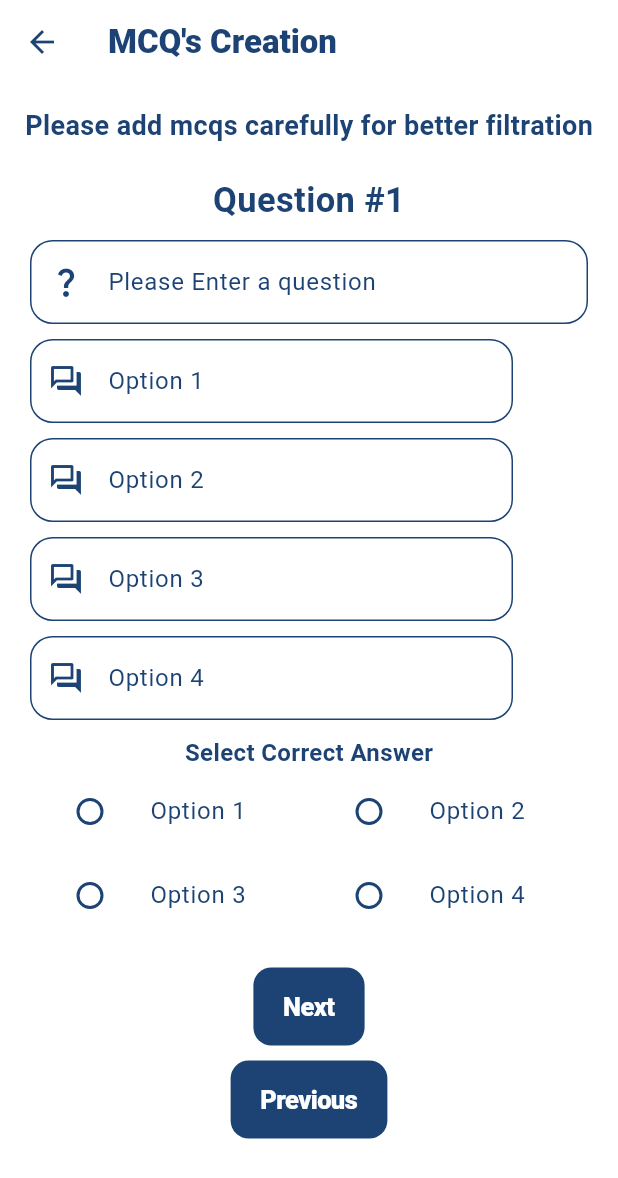
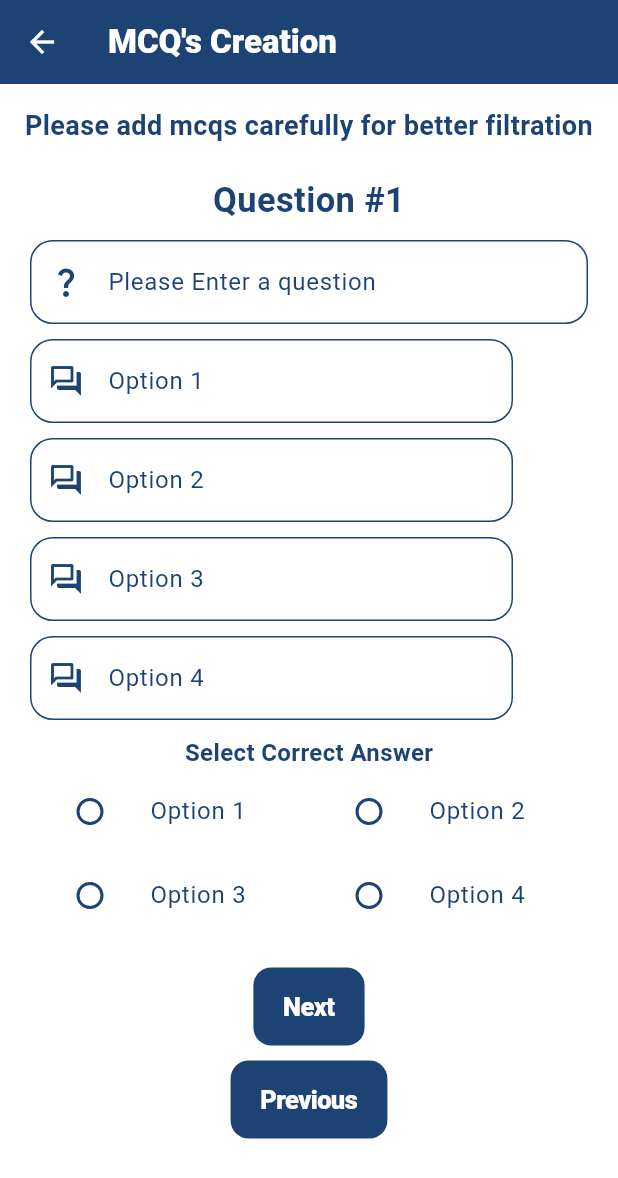
Before and after one commit to Saif334476/saat_recruitment, a Flutter app: the CompanyMCQCreationScreen screen opened directly with empty values, on a phone screen of 412 x 824 dp. Shown: the top 1178 px of the screen. Run offline on Flutter 3.47's test engine with Material 3 defaults, Android fonts, the phone set to English and light mode, and no system bars; our stand-ins replace cloud_firestore, file_picker, firebase_auth, firebase_core, firebase_storage, gap and 3 more; missing offline and left inert: email_otp, syncfusion_flutter_pdfviewer; accounts and stored records are empty.

Commit message:
fixed bugs

```diff
--- a/lib/JobProvider Pages/JP Nav Bar/Nav Items/Ad Posting/ad_mcqs.dart
+++ b/lib/JobProvider Pages/JP Nav Bar/Nav Items/Ad Posting/ad_mcqs.dart
@@ -66,26 +66,29 @@ class CompanyMCQCreationScreenState extends State<CompanyMCQCreationScreen> {
   Widget build(BuildContext context) {
     return Scaffold(
       appBar: AppBar(
+        backgroundColor: const Color(0xff1C4374),
         title: const Text(
           "MCQ's Creation",
           style: TextStyle(
             fontWeight: FontWeight.w900,
-            color: Color(0xff1C4374),
+            color: Colors.white,
           ),
         ),
-        iconTheme: const IconThemeData(color: Color(0xff1C4374)),
+        iconTheme: const IconThemeData(color: Colors.white),
       ),
       body: Column(
         mainAxisAlignment: MainAxisAlignment.start,
         children: [
-          const Padding(
-            padding: EdgeInsets.only(top: 15.0, right: 10, left: 10),
-            child: Text(
+          Padding(
+            padding: const EdgeInsets.only(top: 15.0, right: 10, left: 10),
+            child: Container(
+              child: const Text(
                 "Please add mcqs carefully for better filtration",
                 style: TextStyle(
                   fontWeight: FontWeight.w600,
                   fontSize: 18,
                   color: Color(0xff1C4374),
+                ),textAlign: TextAlign.center,
               ),
             ),
           ),
--- a/lib/JobProvider Pages/JP Nav Bar/Nav Items/jp_profile_page.dart
+++ b/lib/JobProvider Pages/JP Nav Bar/Nav Items/jp_profile_page.dart
@@ -175,7 +175,7 @@ class _CompanyProfilePageState extends State<CompanyProfilePage> {
                                     fit: BoxFit.cover,
                                   )
                                 : Image.asset(
-                                    'assets/img1.png',
+                                    'assets/buss1.webp',
                                     height: 120,
                                     width: 120,
                                     fit: BoxFit.cover,
--- a/lib/job_seeker_pages/conduct_mcqs.dart
+++ b/lib/job_seeker_pages/conduct_mcqs.dart
@@ -182,6 +182,7 @@ class _ConductMcqsState extends State<ConductMcqs> {
                               onPressed: () {
                                 if (_score >= 7) {
                                   Navigator.pop(context);
+                                  Navigator.pop(context);
                                   Navigator.push(
                                       context,
                                       MaterialPageRoute(
```
Also changed, not shown: lib/JobProvider Pages/JP Nav Bar/Nav Items/Job Ads Listing/list_job_ads.dart (+6 -4 lines), lib/job_seeker_pages/dashboard/bottom_navigation/home.dart (+37 -17 lines), lib/job_seeker_pages/dashboard/bottom_navigation/js_my_jobs_page.dart (+64 -41 lines). Lines whose indentation alone changed are shown as unchanged.
